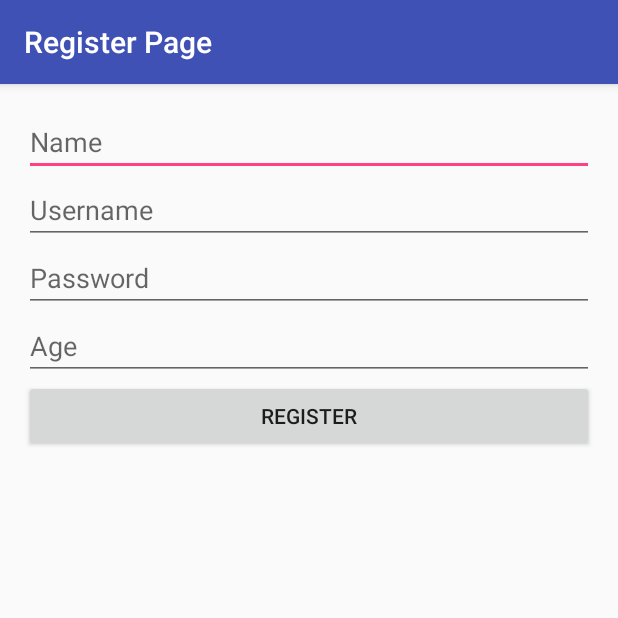
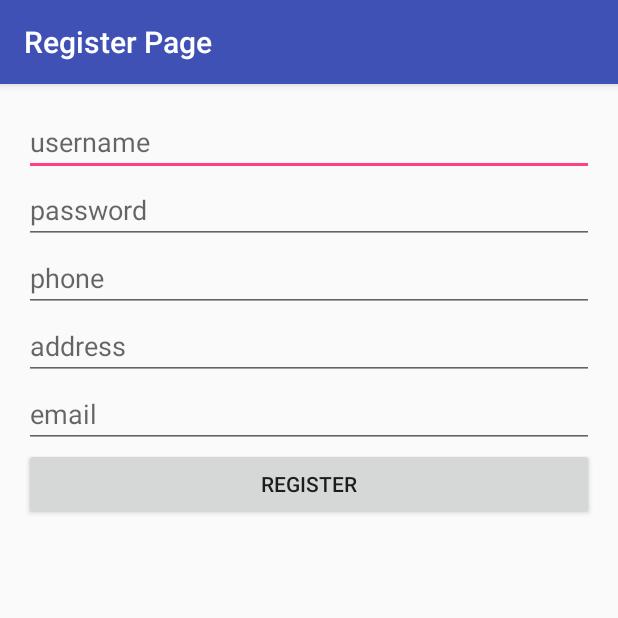
Before and after one commit to TianleiSun/food2school, an Android app: the RegisterActivity screen opened directly, with no data from a screen before it, after a tap on "REGISTER", on a phone screen of 412 x 824 dp, the top half of it. Run offline under Robolectric (Android 15) with nearby library versions, the phone set to English and light mode, and no system bars; our stand-ins replace Volley; network calls fail.

```diff
--- a/alpha1.0/NEWLoginRegister-master/app/src/main/java/com/food2school/loginregister/LoginRequest.java
+++ b/alpha1.0/NEWLoginRegister-master/app/src/main/java/com/food2school/loginregister/LoginRequest.java
@@ -7,7 +7,7 @@ import java.util.HashMap;
 import java.util.Map;
 
 public class LoginRequest extends StringRequest {
-    private static final String LOGIN_REQUEST_URL = "https://monoacid-condensati.000webhostapp.com/Login2.php";
+    private static final String LOGIN_REQUEST_URL = "https://monoacid-condensati.000webhostapp.com/Login3.php";
     private Map<String, String> params;
 
     public LoginRequest(String username, String password, Response.Listener<String> listener) {
--- a/alpha1.0/NEWLoginRegister-master/app/src/main/java/com/food2school/loginregister/RegisterActivity.java
+++ b/alpha1.0/NEWLoginRegister-master/app/src/main/java/com/food2school/loginregister/RegisterActivity.java
@@ -22,20 +22,21 @@ public class RegisterActivity extends AppCompatActivity {
         super.onCreate(savedInstanceState);
         setContentView(R.layout.activity_register);
 
-        final EditText etAge = (EditText) findViewById(R.id.etAge);
-        final EditText etName = (EditText) findViewById(R.id.etName);
-        final EditText etUsername = (EditText) findViewById(R.id.etUsername);
-        final EditText etPassword = (EditText) findViewById(R.id.etPassword);
+        final EditText username = (EditText) findViewById(R.id.username);
+        final EditText password = (EditText) findViewById(R.id.password);
+        final EditText phone = (EditText) findViewById(R.id.phone);
+        final EditText address = (EditText) findViewById(R.id.address);
+        final EditText email = (EditText) findViewById(R.id.email);
         final Button bRegister = (Button) findViewById(R.id.bRegister);
 
         bRegister.setOnClickListener(new View.OnClickListener() {
             @Override
             public void onClick(View v) {
-                final String name = etName.getText().toString();
-                final String username = etUsername.getText().toString();
-                final int age = Integer.parseInt(etAge.getText().toString());
-                final String password = etPassword.getText().toString();
-
+                final String usernameStr= username.getText().toString();
+                final String emailStr = email.getText().toString();
+                final String phoneStr = phone.getText().toString();
+                final String passwordStr = password.getText().toString();
+                final String addressStr = address.getText().toString();
                 Response.Listener<String> responseListener = new Response.Listener<String>() {
                     @Override
                     public void onResponse(String response) {
@@ -58,7 +59,7 @@ public class RegisterActivity extends AppCompatActivity {
                     }
                 };
 
-                RegisterRequest registerRequest = new RegisterRequest(name, username, age, password, responseListener);
+                RegisterRequest registerRequest = new RegisterRequest(usernameStr,passwordStr,phoneStr,addressStr,emailStr,responseListener);
                 RequestQueue queue = Volley.newRequestQueue(RegisterActivity.this);
                 queue.add(registerRequest);
             }
--- a/alpha1.0/NEWLoginRegister-master/app/src/main/java/com/food2school/loginregister/RegisterRequest.java
+++ b/alpha1.0/NEWLoginRegister-master/app/src/main/java/com/food2school/loginregister/RegisterRequest.java
@@ -7,17 +7,18 @@ import java.util.HashMap;
 import java.util.Map;
 
 public class RegisterRequest extends StringRequest {
-    private static final String REGISTER_REQUEST_URL = "https://monoacid-condensati.000webhostapp.com/Register2.php";
+    private static final String REGISTER_REQUEST_URL = "https://monoacid-condensati.000webhostapp.com/Register3.php";
     private Map<String, String> params;
 
-    public RegisterRequest(String name, String username, int age, String password, Response.Listener<String> listener) {
+    public RegisterRequest(String username, String password, String phone, String address, String email, Response.Listener<String> listener) {
         super(Method.POST, REGISTER_REQUEST_URL, listener, null);
         params = new HashMap<>();
-        params.put("name", name);
-        params.put("age", age + "");
         params.put("username", username);
+        params.put("password", password);
+        params.put("phone", phone);
         System.out.println(username);
-        params.put("password", password);
+        params.put("address", address);
+        params.put("email", email);
     }
 
     @Override
--- a/alpha1.0/NEWLoginRegister-master/app/src/main/res/layout/activity_profile_settings.xml
+++ b/alpha1.0/NEWLoginRegister-master/app/src/main/res/layout/activity_profile_settings.xml
@@ -12,7 +12,7 @@
         android:layout_width="wrap_content"
         android:layout_height="wrap_content"
         android:layout_marginLeft="46dp"
-        android:text="Username"
+        android:text="UserID"
         android:textSize="24sp"
         app:layout_constraintLeft_toLeftOf="parent"
         app:layout_constraintTop_toTopOf="parent"
--- a/alpha1.0/NEWLoginRegister-master/app/src/main/res/layout/activity_register.xml
+++ b/alpha1.0/NEWLoginRegister-master/app/src/main/res/layout/activity_register.xml
@@ -5,63 +5,75 @@
     android:padding="@dimen/activity_horizontal_margin">
 
     <EditText
+        android:id="@+id/username"
         android:layout_width="wrap_content"
         android:layout_height="wrap_content"
-        android:inputType="textPersonName"
+        android:layout_alignParentEnd="true"
+        android:layout_alignParentLeft="true"
+        android:layout_alignParentRight="true"
+        android:layout_alignParentStart="true"
+        android:layout_alignParentTop="true"
         android:ems="10"
-        android:id="@+id/etName"
-        android:layout_alignParentTop="true"
-        android:layout_alignParentLeft="true"
-        android:layout_alignParentStart="true"
-        android:layout_alignParentRight="true"
-        android:layout_alignParentEnd="true"
-        android:hint="Name" />
+        android:hint="username"
+        android:inputType="text" />
 
     <EditText
+        android:id="@+id/password"
         android:layout_width="wrap_content"
         android:layout_height="wrap_content"
-        android:id="@+id/etUsername"
-        android:layout_below="@+id/etName"
+        android:layout_alignParentEnd="true"
         android:layout_alignParentLeft="true"
+        android:layout_alignParentRight="true"
         android:layout_alignParentStart="true"
-        android:layout_alignParentRight="true"
-        android:layout_alignParentEnd="true"
-        android:hint="Username" />
+        android:layout_below="@+id/username"
+        android:hint="password" />
 
     <EditText
+        android:id="@+id/phone"
         android:layout_width="wrap_content"
         android:layout_height="wrap_content"
-        android:inputType="textPassword"
+        android:layout_alignParentEnd="true"
+        android:layout_alignParentLeft="true"
+        android:layout_alignParentRight="true"
+        android:layout_alignParentStart="true"
+        android:layout_below="@+id/password"
         android:ems="10"
-        android:id="@+id/etPassword"
-        android:layout_below="@+id/etUsername"
-        android:layout_alignParentLeft="true"
-        android:layout_alignParentStart="true"
-        android:layout_alignParentRight="true"
-        android:layout_alignParentEnd="true"
-        android:hint="Password" />
+        android:hint="phone"
+        android:inputType="phone" />
 
     <Button
         android:layout_width="wrap_content"
         android:layout_height="wrap_content"
         android:text="Register"
         android:id="@+id/bRegister"
-        android:layout_below="@+id/etAge"
+        android:layout_below="@+id/email"
         android:layout_alignParentLeft="true"
         android:layout_alignParentStart="true"
-        android:layout_alignRight="@+id/etAge"
-        android:layout_alignEnd="@+id/etAge" />
+        android:layout_alignRight="@+id/address"
+        android:layout_alignEnd="@+id/address" />
 
     <EditText
+        android:id="@+id/address"
         android:layout_width="wrap_content"
         android:layout_height="wrap_content"
-        android:inputType="number"
+        android:layout_alignParentEnd="true"
+        android:layout_alignParentLeft="true"
+        android:layout_alignParentRight="true"
+        android:layout_alignParentStart="true"
+        android:layout_below="@+id/phone"
         android:ems="10"
-        android:id="@+id/etAge"
-        android:layout_below="@+id/etPassword"
+        android:hint="address"
+        android:inputType="text" />
+    <EditText
+        android:id="@+id/email"
+        android:layout_width="wrap_content"
+        android:layout_height="wrap_content"
+        android:layout_alignParentEnd="true"
         android:layout_alignParentLeft="true"
+        android:layout_alignParentRight="true"
         android:layout_alignParentStart="true"
-        android:layout_alignParentRight="true"
-        android:layout_alignParentEnd="true"
-        android:hint="Age" />
+        android:layout_below="@+id/address"
+        android:ems="10"
+        android:hint="email"
+        android:inputType="textEmailAddress" />
 </RelativeLayout>
```
Also changed, not shown: alpha1.0/NEWLoginRegister-master/app/src/main/AndroidManifest.xml (+6 -5 lines), alpha1.0/NEWLoginRegister-master/app/src/main/java/com/food2school/loginregister/LoginActivity.java (+5 -5 lines), alpha1.0/NEWLoginRegister-master/app/src/main/java/com/food2school/loginregister/ProfileSettings.java (+13 -0 lines), alpha1.0/NEWLoginRegister-master/app/src/main/java/com/food2school/loginregister/UserAreaActivity.java (+21 -0 lines), alpha1.0/NEWLoginRegister-master/app/src/main/res/layout/activity_login.xml (+6 -6 lines), alpha1.0/NEWLoginRegister-master/app/src/main/res/layout/activity_user_area.xml (+16 -16 lines).
